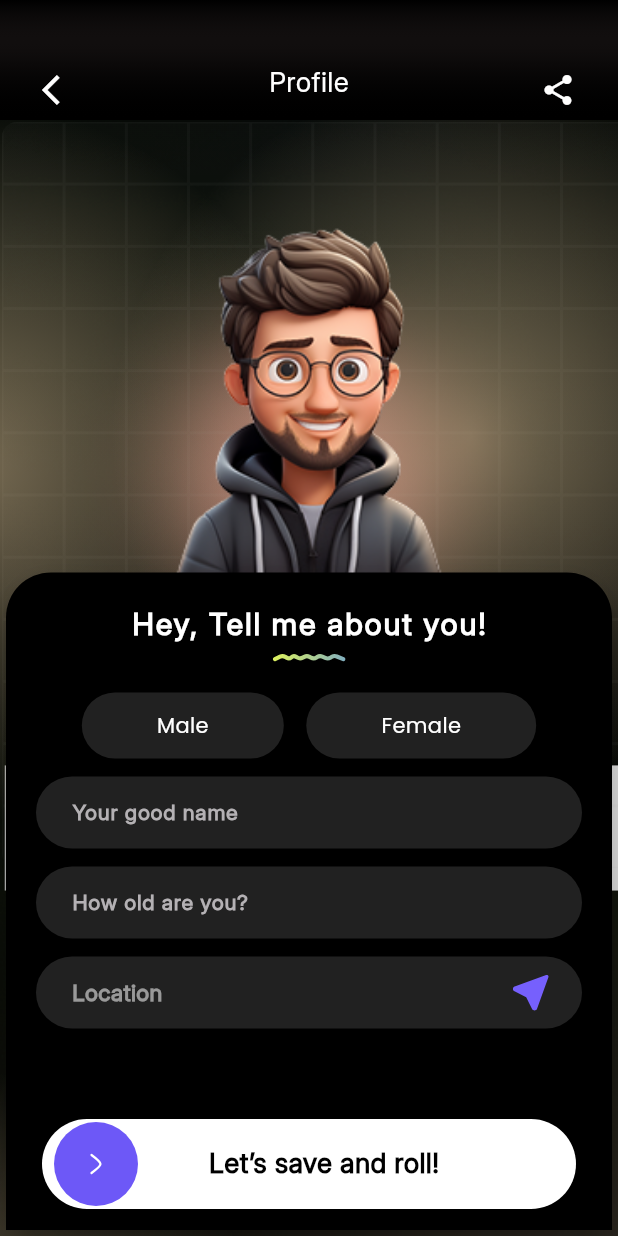
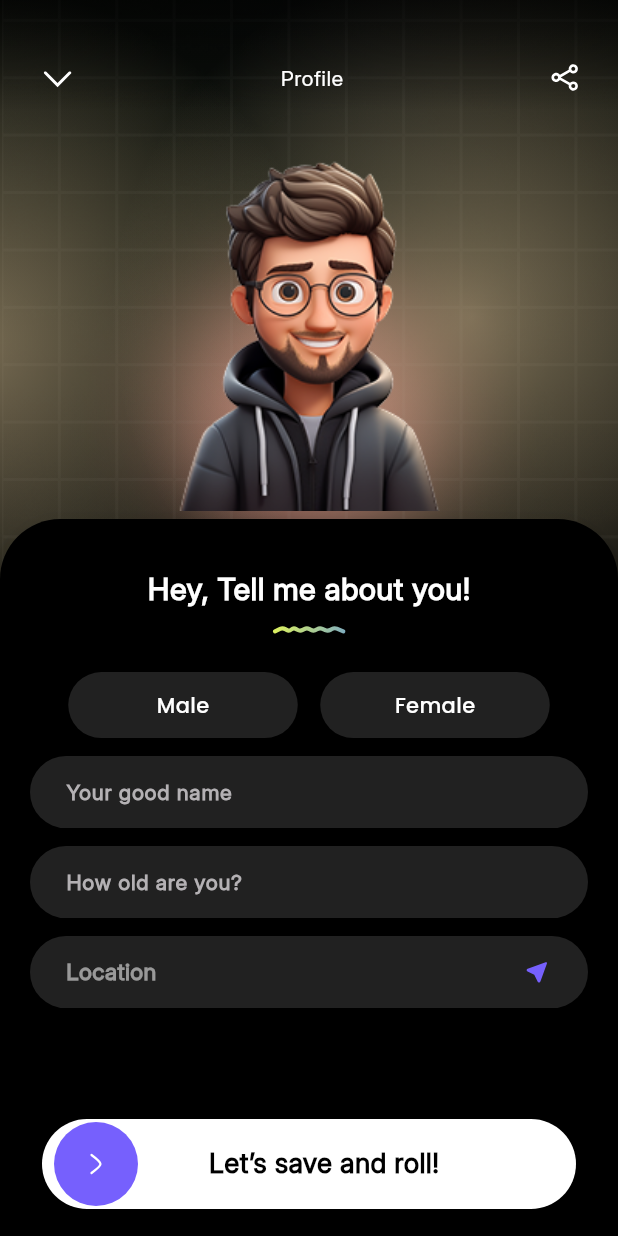
Before and after one commit to SANU212000/profile-screen, a Flutter app: the screen it shows after launch, on a phone screen of 412 x 824 dp. Run offline on Flutter 3.47's test engine with Material 3 defaults, Android fonts, the light colour scheme and no system bars; drawn by our look-alikes of slide_to_act; our stand-ins replace flutter_svg, google_fonts; Roboto replaces fonts that are missing (Inter).

Commit message:
design complted

```diff
--- a/lib/screens/profilescreen.dart
+++ b/lib/screens/profilescreen.dart
@@ -12,12 +12,15 @@ class ProfileScreen extends StatelessWidget {
   Widget build(BuildContext context) {
     return SafeArea(
       child: Scaffold(
-        appBar: CustomAppBar(
-          title: "Profile",
-          onBackPressed: () => onBackPressed,
-          onSharePressed: onSharePressed,
+        extendBodyBehindAppBar: true,
+        appBar: PreferredSize(
+          preferredSize: const Size.fromHeight(80),
+          child: CustomAppBar(
+            title: "Profile",
+            onBackPressed: onBackPressed,
+            onSharePressed: onSharePressed,
+          ),
         ),
-        backgroundColor: Colors.black,
         body: Stack(
           children: [
             Positioned.fill(
@@ -42,7 +45,7 @@ class ProfileScreen extends StatelessWidget {
                       ),
                     ),
                   ),
-                  Positioned(top: 0, child: SquareWithConnectedBoxes()),
+                  Positioned(top: -100, child: SquareWithConnectedBoxes()),
                   Positioned(
                     top: 98,
                     left: -153,
@@ -71,11 +74,11 @@ class ProfileScreen extends StatelessWidget {
               ),
             ),
             Positioned(
-              top: 40,
-              left: MediaQuery.of(context).size.width / 2 - 125,
+              top: 90,
+              left: MediaQuery.of(context).size.width / 2 - 115,
               child: Container(
-                width: 250,
-                height: 300,
+                width: 230,
+                height: 252,
                 decoration: BoxDecoration(
                   borderRadius: BorderRadius.circular(20),
                   image: const DecorationImage(
@@ -99,7 +102,7 @@ class ProfileScreen extends StatelessWidget {
                 onSubmit: () async {
                   print("Action Completed!");
                 },
-                backgroundColor: const Color.fromRGBO(109, 88, 247, 1),
+                backgroundColor: Color(0xFF7660FD),
               ),
             ),
           ],
--- a/lib/widgets/widgets.dart
+++ b/lib/widgets/widgets.dart
@@ -5,20 +5,27 @@ import 'package:google_fonts/google_fonts.dart';
 import 'package:slide_to_act/slide_to_act.dart';
 
 Widget genderButton(String text, bool isSelected, VoidCallback onTap) {
+  double baseWidth = 153;
+  double selectedWidth = baseWidth + 20;
+
   return GestureDetector(
     onTap: onTap,
     child: AnimatedContainer(
       duration: const Duration(milliseconds: 300),
-      padding:
-          EdgeInsets.symmetric(vertical: 12, horizontal: isSelected ? 56 : 50),
+      padding: const EdgeInsets.symmetric(vertical: 12),
+      width: isSelected ? selectedWidth : baseWidth,
       decoration: BoxDecoration(
         color: isSelected ? Colors.green : Colors.grey[900],
         borderRadius: BorderRadius.circular(30),
       ),
       curve: Curves.easeInOut,
+      alignment: Alignment.center,
       child: Text(
         text,
-        style: GoogleFonts.poppins(color: Colors.white),
+        style: GoogleFonts.poppins(
+          color: Colors.white,
+          fontWeight: FontWeight.w500,
+        ),
       ),
     ),
   );
@@ -113,12 +120,12 @@ class GradientBorderWidget extends StatelessWidget {
   final double height;
   final Widget child;
 
-  GradientBorderWidget({
-    Key? key,
+  const GradientBorderWidget({
+    super.key,
     this.width = 200.0,
     this.height = 200.0,
     required this.child,
-  }) : super(key: key);
+  });
 
   @override
   Widget build(BuildContext context) {
@@ -197,8 +204,8 @@ class _DraggableFormCardState extends State<DraggableFormCard> {
         Align(
           alignment: Alignment.bottomCenter,
           child: DraggableScrollableSheet(
-            initialChildSize: 0.6,
-            minChildSize: 0.6,
+            initialChildSize: 0.58,
+            minChildSize: 0.57,
             maxChildSize: 0.85,
             builder: (context, scrollController) {
               scrollController.addListener(() {
@@ -209,12 +216,14 @@ class _DraggableFormCardState extends State<DraggableFormCard> {
                   });
                 }
               });
-
-              return Card(
+              return SizedBox(
+                width: double.infinity,
+                child: Card(
+                  margin: EdgeInsets.zero,
                   shape: const RoundedRectangleBorder(
                     borderRadius: BorderRadius.only(
-                    topLeft: Radius.circular(30),
-                    topRight: Radius.circular(30),
+                      topLeft: Radius.circular(40),
+                      topRight: Radius.circular(40),
                     ),
                   ),
                   elevation: 10,
@@ -227,6 +236,9 @@ class _DraggableFormCardState extends State<DraggableFormCard> {
                       child: Column(
                         crossAxisAlignment: CrossAxisAlignment.center,
                         children: [
+                          SizedBox(
+                            height: 12,
+                          ),
                           Text(
                             "Hey, Tell me about you!",
                             style: TextStyle(
@@ -234,20 +246,20 @@ class _DraggableFormCardState extends State<DraggableFormCard> {
                               fontSize: 20,
                               fontWeight: FontWeight.w600,
                               fontFamily: 'Inter',
-                            letterSpacing: 1.2,
                             ),
                           ),
-                        const SizedBox(height: 5),
+                          const SizedBox(height: 10),
                           SvgPicture.asset(
                             'assets/svgs/Vector.svg',
                             width: 49,
                             height: 6,
                           ),
-                        const SizedBox(height: 20),
+                          const SizedBox(height: 25),
                           Row(
                             mainAxisAlignment: MainAxisAlignment.center,
                             children: [
-                            genderButton("Male", selectedGender == "Male", () {
+                              genderButton("Male", selectedGender == "Male",
+                                  () {
                                 onGenderSelected("Male");
                               }),
                               const SizedBox(width: 15),
@@ -274,10 +286,12 @@ class _DraggableFormCardState extends State<DraggableFormCard> {
                               'Mumbai'
                             ],
                             hint: "Location",
-                          svgIconPath: 'assets/svgs/tabler_location-filled.svg',
+                            svgIconPath:
+                                'assets/svgs/tabler_location-filled.svg',
                           ),
                           const SizedBox(height: 20),
                         ],
+                      ),
                     ),
                   ),
                 ),
@@ -297,7 +311,7 @@ class _DraggableFormCardState extends State<DraggableFormCard> {
                 children: [
                   ClipOval(
                     child: Image.asset(
-                      'assets/images/image2.png', // Replace with your profile image path
+                      'assets/images/image2.png',
                       width: 120,
                       height: 120,
                       fit: BoxFit.cover,
@@ -328,12 +342,12 @@ class CustomDropdownField extends StatefulWidget {
   final String svgIconPath;
 
   const CustomDropdownField({
-    Key? key,
+    super.key,
     required this.controller,
     required this.items,
     this.hint = "Select an option",
     required this.svgIconPath,
-  }) : super(key: key);
+  });
 
   @override
   _CustomDropdownFieldState createState() => _CustomDropdownFieldState();
@@ -396,11 +410,14 @@ class _CustomDropdownFieldState extends State<CustomDropdownField> {
               contentPadding:
                   const EdgeInsets.symmetric(vertical: 9.0, horizontal: 20.0),
               suffixIcon: Padding(
-                padding: const EdgeInsets.only(right: 20, top: 10, bottom: 10),
+                padding: const EdgeInsets.only(right: 20),
+                child: SizedBox(
+                  width: 12,
+                  height: 12,
                   child: SvgPicture.asset(
                     widget.svgIconPath,
-                  width: 16,
-                  height: 16,
+                    fit: BoxFit.scaleDown,
+                  ),
                 ),
               ),
             ),
@@ -555,20 +572,18 @@ class _SliderButtonState extends State<SliderButton>
                       if (_position > maxWidth * 0.75) {
                         setState(() {
                           _position = maxWidth - 60;
-                          _isCompleted = true; // Show success tick
+                          _isCompleted = true;
                         });
                         _animationController.forward();
                         widget.onSlide();
 
-                        // Debugging: Print to see if the flag is set
                         print("Success tick shown");
 
-                        // Delay to reset after showing the success tick
                         Future.delayed(const Duration(seconds: 2), () {
                           if (mounted) {
                             setState(() {
                               _isCompleted = false;
-                              _position = 0; // Reset position for next slide
+                              _position = 0;
                             });
 
                             print("State reset after delay");
@@ -644,7 +659,7 @@ class SlideToActButton extends StatelessWidget {
   final double width;
 
   const SlideToActButton({
-    Key? key,
+    super.key,
     required this.labelText,
     required this.onSubmit,
     this.backgroundColor = Colors.blue,
@@ -657,7 +672,7 @@ class SlideToActButton extends StatelessWidget {
     this.sliderButtonSize = 24,
     this.reversed = false,
     this.animationDuration = const Duration(seconds: 1),
-  }) : super(key: key);
+  });
 
   @override
   Widget build(BuildContext context) {
@@ -665,7 +680,7 @@ class SlideToActButton extends StatelessWidget {
 
     return Padding(
       padding: const EdgeInsets.all(8.0),
-      child: Container(
+      child: SizedBox(
         width: width,
         child: SlideAction(
           key: _key,
@@ -674,7 +689,7 @@ class SlideToActButton extends StatelessWidget {
           borderRadius: borderRadius,
           innerColor: backgroundColor,
           outerColor: sliderButtonColor,
-          sliderButtonIcon: Container(
+          sliderButtonIcon: SizedBox(
             width: sliderButtonSize,
             height: sliderButtonSize,
             child: SvgPicture.asset(
@@ -776,13 +791,13 @@ class SquareWithConnectedBoxes extends StatelessWidget {
   final double size;
 
   const SquareWithConnectedBoxes({
-    Key? key,
+    super.key,
     this.size = 500.0,
-  }) : super(key: key);
+  });
 
   @override
   Widget build(BuildContext context) {
-    int boxesPerRow = 12;
+    int boxesPerRow = 13;
     return Center(
       child: Container(
         width: size,
@@ -803,8 +818,8 @@ class SquareWithConnectedBoxes extends StatelessWidget {
                 begin: Alignment.topCenter,
                 end: Alignment.bottomCenter,
                 colors: [
-                  Color.fromRGBO(255, 255, 255, 0.021), // Start color
-                  Color.fromRGBO(153, 153, 153, 0), // End color (transparent)
+                  Color.fromRGBO(255, 255, 255, 0.021),
+                  Color.fromRGBO(153, 153, 153, 0),
                 ],
                 stops: [0.0, 1.0],
               ),
@@ -834,43 +849,6 @@ class SquareWithConnectedBoxes extends StatelessWidget {
   }
 }
 
-// class GradientWidget extends StatelessWidget {
-//   final double width;
-//   final double height;
-
-//   const GradientWidget({
-//     Key? key,
-//     this.width = 200.0,
-//     this.height = 400.0,
-//   }) : super(key: key);
-
-//   @override
-//   Widget build(BuildContext context) {
-//     return Positioned(
-//       top: 0.0,
-//       left: 0.0,
-//       right: 0.0,
-//       child: Container(
-//         width: width,
-//         height: height,
-//         decoration: BoxDecoration(
-//           gradient: LinearGradient(
-//             begin: Alignment.topCenter, // Start gradient from the top
-//             end: Alignment.bottomCenter, // End gradient at the bottom
-//             colors: [
-//               Colors.black.withOpacity(0.7), // Dark color at the top
-//               Colors.transparent, // Transparent color at the bottom
-//             ],
-//             stops: [0.0, 1.0],
-//           ),
-//           borderRadius:
-//               BorderRadius.circular(10), // Optional, for rounded corners
-//         ),
-//       ),
-//     );
-//   }
-// }
-
 class CustomAppBar extends StatelessWidget implements PreferredSizeWidget {
   final String title;
   final VoidCallback onBackPressed;
@@ -886,37 +864,47 @@ class CustomAppBar extends StatelessWidget implements PreferredSizeWidget {
   @override
   Widget build(BuildContext context) {
     return Container(
-      decoration: const BoxDecoration(
+      width: 200,
+      decoration: BoxDecoration(
         gradient: LinearGradient(
           begin: Alignment.topCenter,
           end: Alignment.bottomCenter,
           colors: [
-            Color.fromARGB(255, 0, 0, 0),
-            Color.fromARGB(64, 51, 42, 42),
-            Colors.transparent,
+            const Color.fromARGB(148, 0, 0, 0), // Black color at the top
+            Colors.transparent, // Transparent color at the bottom
           ],
         ),
       ),
-      padding: const EdgeInsets.only(top: 40, left: 16, right: 16, bottom: 10),
+      padding: const EdgeInsets.only(top: 40, left: 26, right: 26, bottom: 10),
       child: Row(
         mainAxisAlignment: MainAxisAlignment.spaceBetween,
         children: [
-          IconButton(
-            icon: const Icon(Icons.arrow_back_ios, color: Colors.white),
-            onPressed: onBackPressed,
+          GestureDetector(
+            onTap: onBackPressed,
+            child: SvgPicture.asset(
+              'assets/svgs/downbutton.svg',
+              color: Colors.white,
+              width: 24,
+              height: 24,
+            ),
           ),
           Text(
             title,
             style: const TextStyle(
               color: Colors.white,
-              fontSize: 18,
+              fontSize: 14,
               fontWeight: FontWeight.w500,
               fontFamily: 'Inter',
             ),
           ),
-          IconButton(
-            icon: const Icon(Icons.share, color: Colors.white),
-            onPressed: onSharePressed,
+          GestureDetector(
+            onTap: onSharePressed,
+            child: SvgPicture.asset(
+              'assets/svgs/shareicon.svg',
+              color: Colors.white,
+              width: 20,
+              height: 20,
+            ),
           ),
         ],
       ),
@@ -924,11 +912,11 @@ class CustomAppBar extends StatelessWidget implements PreferredSizeWidget {
   }
 
   @override
-  Size get preferredSize => const Size.fromHeight(80); // Height of AppBar
+  Size get preferredSize => const Size.fromHeight(80);
 }
 
 void onBackPressed() {
-  print("Share pressed");
+  print("Back pressed");
 }
 
 void onSharePressed() {
```
Also changed, not shown: assets/svgs/downbutton.svg (added), assets/svgs/shareicon.svg (added). Lines whose indentation alone changed are shown as unchanged.
